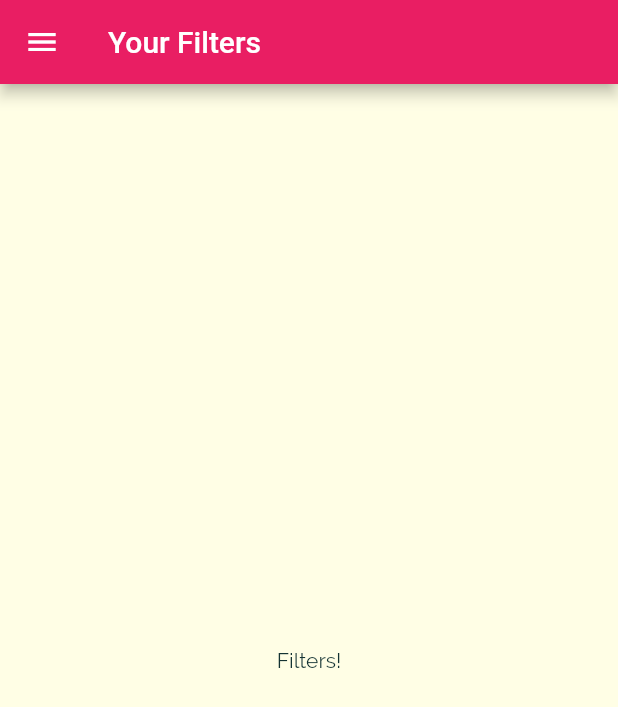
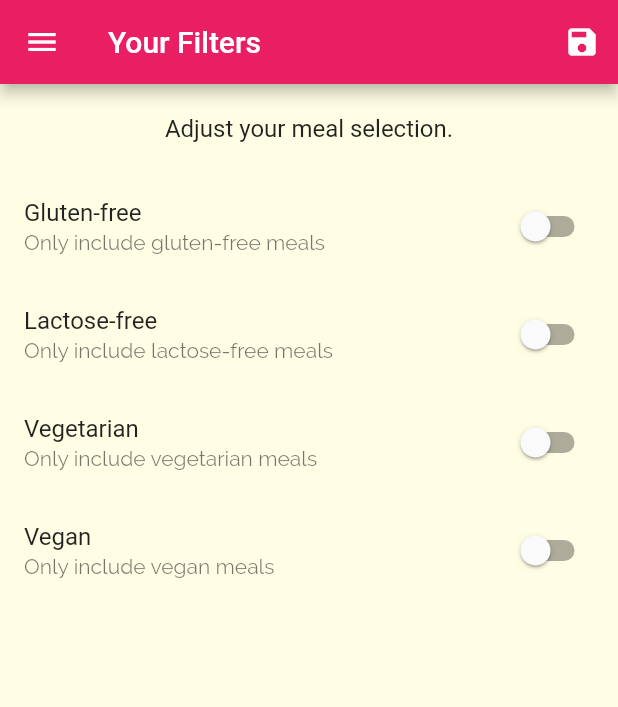
Before and after one commit to Tidbit0519/flutter-MealApp, a Flutter app: the FiltersScreen screen opened by its route, on a phone screen of 412 x 824 dp. Shown: the top 707 px of the screen. Run offline on Flutter 3.47's test engine with Material 2 defaults, Android fonts, the phone set to English and light mode, and no system bars.

Commit message:
added filter switches and logics

```diff
--- a/lib/main.dart
+++ b/lib/main.dart
@@ -1,14 +1,50 @@
 import 'package:flutter/material.dart';
-import 'package:meals_app/screen/filters_screen.dart';
-import 'package:meals_app/screen/meal_detail_screen.dart';
-import 'package:meals_app/screen/tabs_screen.dart';
+import './dummy_data.dart';
+import './screen/filters_screen.dart';
+import './screen/meal_detail_screen.dart';
+import './screen/tabs_screen.dart';
 import './screen/category_meals_screen.dart';
 import './screen/categories_screen.dart';
-import './screen/filters_screen.dart';
+import './models/meal.dart';
 
 void main() => runApp(MyApp());
 
-class MyApp extends StatelessWidget {
+class MyApp extends StatefulWidget {
+  @override
+  State<MyApp> createState() => _MyAppState();
+}
+
+class _MyAppState extends State<MyApp> {
+  Map<String, bool> _filters = {
+    'gluten': false,
+    'lactose': false,
+    'vegetarian': false,
+    'vegan': false,
+  };
+
+  List<Meal> _availableMeals = DUMMY_MEALS;
+
+  void _setFilters(Map<String, bool> filterData) {
+    setState(() {
+      _filters = filterData;
+      _availableMeals = DUMMY_MEALS.where(((meal) {
+        if (_filters['gluten'] && !meal.isGlutenFree) {
+          return false;
+        }
+        if (_filters['lactose'] && !meal.isLactoseFree) {
+          return false;
+        }
+        if (_filters['vegan'] && !meal.isVegan) {
+          return false;
+        }
+        if (_filters['vegetarian'] && !meal.isVegetarian) {
+          return false;
+        }
+        return true;
+      })).toList();
+    });
+  }
+
   @override
   Widget build(BuildContext context) {
     return MaterialApp(
@@ -34,9 +70,9 @@ class MyApp extends StatelessWidget {
       initialRoute: '/',
       routes: {
         '/': (ctx) => TabsScreen(),
-        DisplayedMealsScreen.routeName: (ctx) => DisplayedMealsScreen(),
+        DisplayedMealsScreen.routeName: (ctx) => DisplayedMealsScreen(_availableMeals),
         MealDetailScreen.routeName: (ctx) => MealDetailScreen(),
-        FiltersScreen.routeName:(ctx) => FiltersScreen(),
+        FiltersScreen.routeName:(ctx) => FiltersScreen(_filters, _setFilters),
       },
       onGenerateRoute: (settings) {
         print(settings.arguments);
--- a/lib/screen/category_meals_screen.dart
+++ b/lib/screen/category_meals_screen.dart
@@ -1,11 +1,13 @@
 import 'package:flutter/material.dart';
 import '../models/meal.dart';
-import '../widgets/meal_item.dart';
-import '../dummy_data.dart';
 import '../widgets/meal_item.dart';
 
 class DisplayedMealsScreen extends StatefulWidget {
   static const routeName = '/category-meals';
+
+  final List<Meal> _availableMeals;
+
+  DisplayedMealsScreen(this._availableMeals);
 
   @override
   State<DisplayedMealsScreen> createState() => _displayedMealsScreenState();
@@ -24,7 +26,7 @@ class _displayedMealsScreenState extends State<DisplayedMealsScreen> {
         ModalRoute.of(context).settings.arguments as Map<String, String>;
       categoryTitle = routeArgs['title'];
       final categoryId = routeArgs['id'];
-      displayedMeals = DUMMY_MEALS.where((meal) {
+      displayedMeals = widget._availableMeals.where((meal) {
         return meal.categories.contains(categoryId);
       }).toList();
       _loadedInitData = true;
--- a/lib/screen/filters_screen.dart
+++ b/lib/screen/filters_screen.dart
@@ -1,18 +1,130 @@
 import 'package:flutter/material.dart';
 import '../widgets/main_drawer.dart';
 
-class FiltersScreen extends StatelessWidget {
+class FiltersScreen extends StatefulWidget {
   static const routeName = '/filters';
+
+  final Function saveFilters;
+  final Map<String, bool> currentFilters;
+
+  FiltersScreen(this.currentFilters, this.saveFilters);
+
+  @override
+  State<FiltersScreen> createState() => _FiltersScreenState();
+}
+
+class _FiltersScreenState extends State<FiltersScreen> {
+  bool _glutenFree = false;
+  bool _vegetarian = false;
+  bool _vegan = false;
+  bool _lactoseFree = false;
+
+  @override
+  initState() {
+    _glutenFree = widget.currentFilters['gluten'];
+    _lactoseFree = widget.currentFilters['lactose'];
+    _vegan = widget.currentFilters['vegan'];
+    _vegetarian = widget.currentFilters['vegetarian'];
+    super.initState();
+  }
+
+
+
+  Widget _buildSwitchListTile(String title, String description,
+      bool currentValue, Function updateValue) {
+    return SwitchListTile(
+      title: Text(title),
+      value: currentValue,
+      subtitle: Text(description),
+      onChanged: updateValue,
+    );
+  }
 
   @override
   Widget build(BuildContext context) {
     return Scaffold(
       appBar: AppBar(
         title: Text('Your Filters'),
+        actions: <Widget>[
+          IconButton(
+            onPressed: () {
+              final selectedFilters = {
+                'gluten': _glutenFree,
+                'lactose': _lactoseFree,
+                'vegetarian': _vegetarian,
+                'vegan': _vegan,
+              };
+              widget.saveFilters(selectedFilters);
+            },
+            icon: Icon(Icons.save),
+          ),
+        ],
       ),
       drawer: MainDrawer(),
-      body: Center(
-        child: Text('Filters!'),
+      body: Column(
+        children: <Widget>[
+          Container(
+            padding: EdgeInsets.all(20),
+            child: Text(
+              'Adjust your meal selection.',
+              style: Theme.of(context).textTheme.titleMedium,
+            ),
+          ),
+          Expanded(
+            child: ListView(
+              children: <Widget>[
+                _buildSwitchListTile(
+                  'Gluten-free',
+                  'Only include gluten-free meals',
+                  _glutenFree,
+                  (newValue) {
+                    setState(
+                      () {
+                        _glutenFree = newValue;
+                      },
+                    );
+                  },
+                ),
+                _buildSwitchListTile(
+                  'Lactose-free',
+                  'Only include lactose-free meals',
+                  _lactoseFree,
+                  (newValue) {
+                    setState(
+                      () {
+                        _lactoseFree = newValue;
+                      },
+                    );
+                  },
+                ),
+                _buildSwitchListTile(
+                  'Vegetarian',
+                  'Only include vegetarian meals',
+                  _vegetarian,
+                  (newValue) {
+                    setState(
+                      () {
+                        _vegetarian = newValue;
+                      },
+                    );
+                  },
+                ),
+                _buildSwitchListTile(
+                  'Vegan',
+                  'Only include vegan meals',
+                  _vegan,
+                  (newValue) {
+                    setState(
+                      () {
+                        _vegan = newValue;
+                      },
+                    );
+                  },
+                ),
+              ],
+            ),
+          )
+        ],
       ),
     );
   }
```
